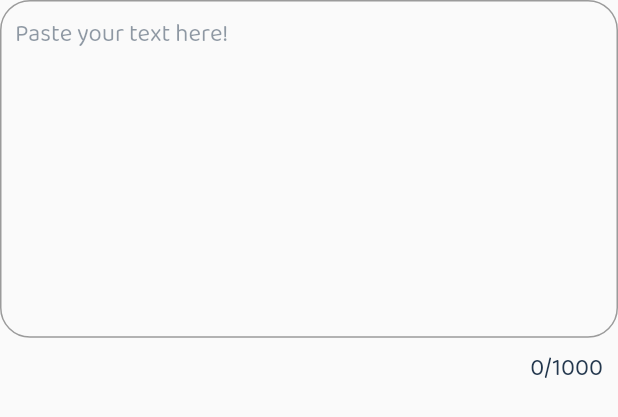
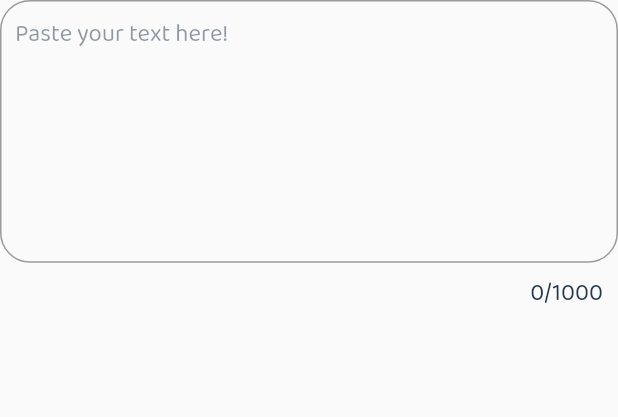
Before and after one commit to JakesMD/TypeTypeGo, a Flutter app: the TextInputBoxTextField widget shown alone on an empty page, opened directly with empty values, on a phone screen of 412 x 824 dp. Shown: the top 417 px of the screen. Run offline on Flutter 3.47's test engine with Material 2 defaults, Android fonts, the light colour scheme and no system bars; our stand-ins replace flutter_hooks, percent_indicator, responsive_builder; missing offline and left inert: dart:js.

Commit message:
Edited TextInputBoxTextField height

```diff
--- a/lib/screens/main/textInputBox.dart
+++ b/lib/screens/main/textInputBox.dart
@@ -85,7 +85,7 @@
     return Form(
       key: formKey,
       child: SizedBox(
-        height: 250,
+        height: 200,
         child: TextFormField(
           controller: controller,
           focusNode: focusNode,
```
